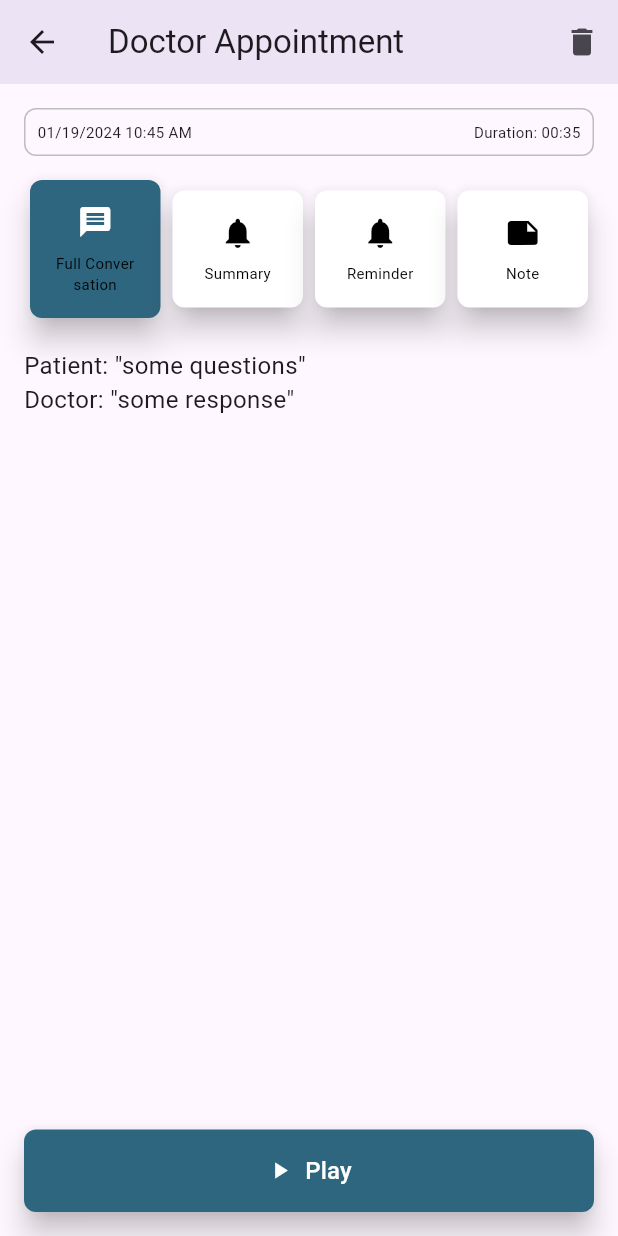
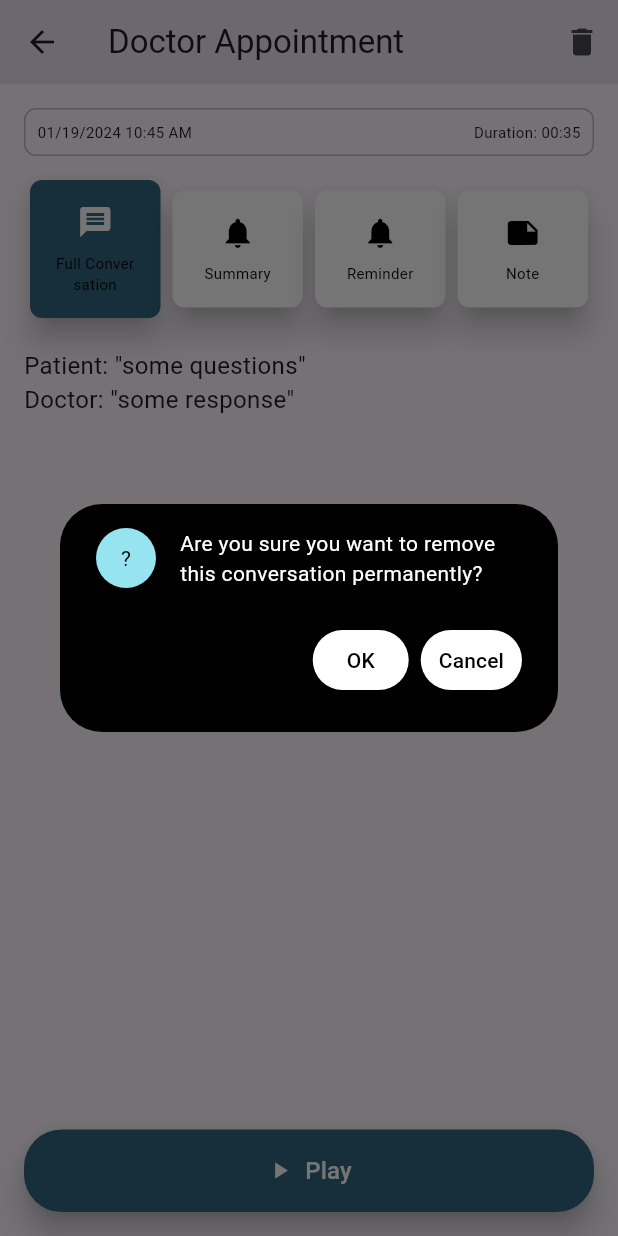
Before and after one commit to umgc/Minder, a Flutter app: the conversationDetailsScreen screen opened by its route, after a tap on the "delete" icon, on a phone screen of 412 x 824 dp. Run offline on Flutter 3.47's test engine with Material 3 defaults, Android fonts, the light colour scheme and no system bars; network calls fail.

Commit message:
Added Create a Reminder and Modified Coversation Details

```diff
--- a/lib/Caregiver_Conversation/conversationDetailsScreen.dart
+++ b/lib/Caregiver_Conversation/conversationDetailsScreen.dart
@@ -29,7 +29,7 @@ class conversationDetailsScreen extends StatelessWidget {
           IconButton(
             icon: Icon(Icons.delete),
             onPressed: () {
-              // Handle delete button press
+             showDeleteConfirmationDialog(context);
             },
           ),
         ],
@@ -79,7 +79,7 @@ class conversationDetailsScreen extends StatelessWidget {
                 style: ElevatedButton.styleFrom(
                   elevation: 8,
                   shape: RoundedRectangleBorder(
-                    borderRadius: BorderRadius.circular(8),
+                    borderRadius: BorderRadius.circular(25),
                   ),
                   padding: EdgeInsets.all(16),
                   backgroundColor: Color.fromRGBO(47, 102, 127, 1),
@@ -126,4 +126,74 @@ class conversationDetailsScreen extends StatelessWidget {
     ),
   );
 }
+ Future<void> showDeleteConfirmationDialog(BuildContext context) async {
+  return showDialog(
+    context: context,
+    builder: (BuildContext context) {
+      return AlertDialog(
+        backgroundColor: Colors.black,
+        content: SingleChildScrollView(
+          child: Column(
+            children: [
+              Row(
+                children: [
+                  Container(
+                    width: 40,
+                    height: 40,
+                    decoration: BoxDecoration(
+                      shape: BoxShape.circle,
+                      color: Color.fromRGBO(151, 228, 241, 1),
+                    ),
+                    child: Center(
+                      child: Text(
+                        '?',
+                        style: TextStyle(color: Colors.black),
+                      ),
+                    ),
+                  ),
+                  SizedBox(width: 16),
+                  Flexible(
+                    child: Text(
+                      'Are you sure you want to remove this conversation permanently?',
+                      style: TextStyle(color: Colors.white, fontSize: 14),
+                    ),
+                  ),
+                ],
+              ),
+            ],
+          ),
+        ),
+        actions: [
+          TextButton(
+            onPressed: () {
+              // Handle delete button press
+              Navigator.of(context).pop();
+              // Add your delete logic here
+            },
+            style: TextButton.styleFrom(
+              backgroundColor: Colors.white,
+            ),
+            child: Text(
+              'OK',
+              style: TextStyle(color: Colors.black),
+            ),
+          ),
+          TextButton(
+            onPressed: () {
+              // Handle cancel button press
+              Navigator.of(context).pop();
+            },
+            style: TextButton.styleFrom(
+              backgroundColor: Colors.white,
+            ),
+            child: Text(
+              'Cancel',
+              style: TextStyle(color: Colors.black),
+            ),
+          ),
+        ],
+      );
+    },
+  );
 }
+}
--- a/lib/Caregiver_Conversation/conversationListScreen.dart
+++ b/lib/Caregiver_Conversation/conversationListScreen.dart
@@ -65,7 +65,7 @@ class ConversationListScreen extends StatelessWidget {
               // Handle record button press
             },
             style: ElevatedButton.styleFrom(
-              padding: EdgeInsets.all(16),
+              padding: EdgeInsets.all(25),
               backgroundColor: Color.fromRGBO(47, 102, 127, 1),
             ),
             child: Row(
@@ -80,6 +80,7 @@ class ConversationListScreen extends StatelessWidget {
               ],
             ),
           ),
+          SizedBox(height: 20),
         ],
       ),
     );
--- a/lib/main.dart
+++ b/lib/main.dart
@@ -4,6 +4,7 @@ import 'Caregiver_Conversation/conversationDetailsScreen.dart';
 import 'Caregiver_Conversation/conversationListScreen.dart';
 import 'Caregiver_Login/caregiverlogin.dart';
 import 'Caregiver_Login/caregiversignup.dart';
+import 'Reminder/ReminderForm.dart';
 import 'Welcome_screen/welcome.dart';
 
 void main() {
@@ -18,7 +19,7 @@ class MyApp extends StatelessWidget {
       theme: ThemeData(
         primarySwatch: Colors.blue,
       ),
-      home: ConversationListScreen(),
+      home: conversationDetailsScreen(),
       routes: {
       //  '/Settings' : (context) => FigmaToCodeApp(),
          '/Login': (context) => LoginPage(), // Add this line
@@ -26,6 +27,7 @@ class MyApp extends StatelessWidget {
          '/conversationDetailsScreen': (context) => conversationDetailsScreen(),
           '/conversationListScreen': (context) => ConversationListScreen(),
           '/caregiversignup': (context) => caregiversignup(),
+          '/ReminderFormScreen': (context) => ReminderFormScreen(),
       },
     );
   }
```
Also changed, not shown: lib/Reminder/ReminderForm.dart (added, +210 -0 lines).
